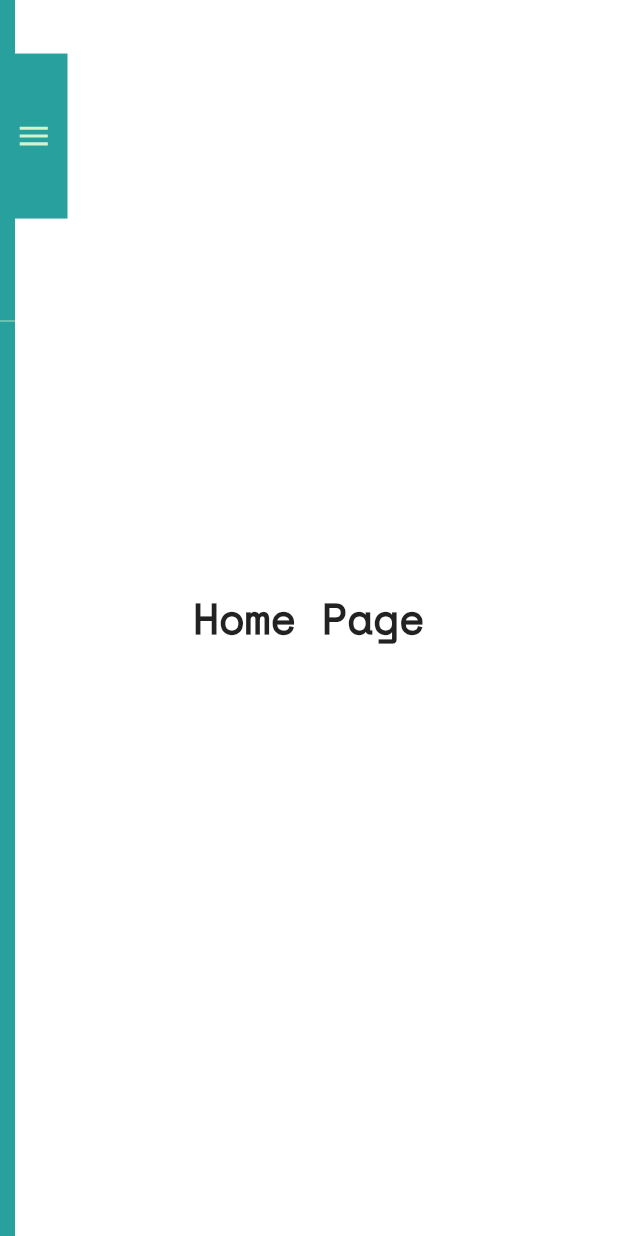
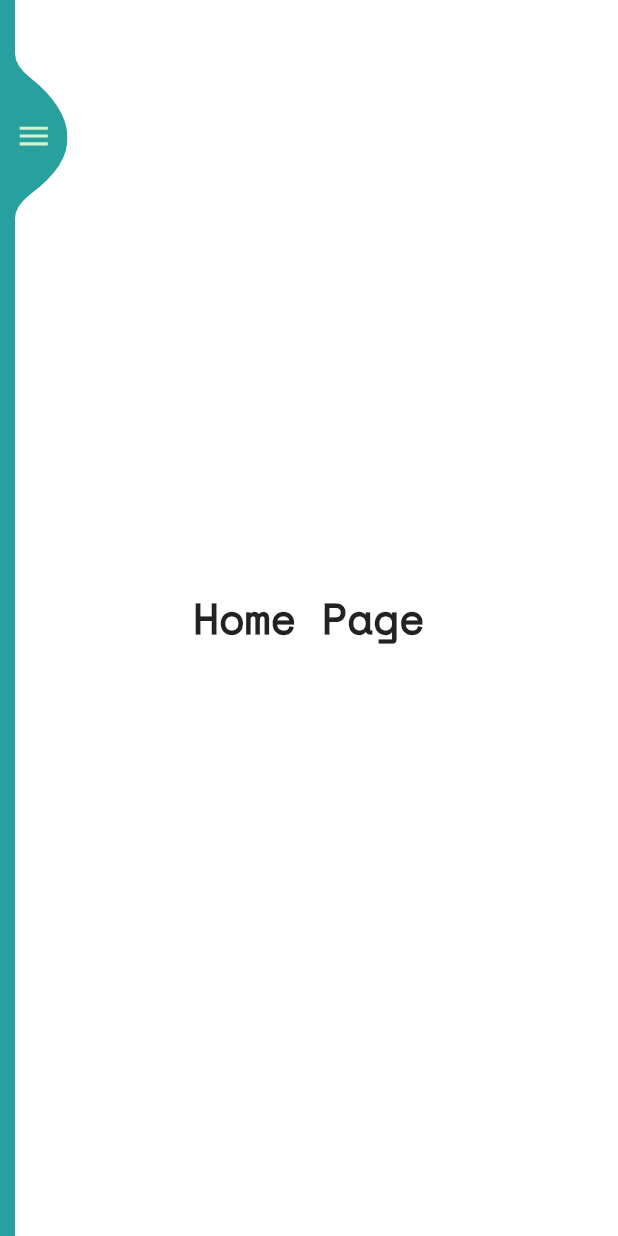
Before and after one commit to sirdeelord/native_app, a Flutter app: the screen it shows after launch, on a phone screen of 412 x 824 dp. Run offline on Flutter 3.47's test engine with Material 2 defaults, Android fonts, the phone set to English and light mode, and no system bars; our stand-ins replace bloc, flutter_bloc, rxdart.

Commit message:
ui and routing update

```diff
--- a/lib/pages/home_page.dart
+++ b/lib/pages/home_page.dart
@@ -1,6 +1,7 @@
 import 'package:flutter/material.dart';
+import '../bloc.navigation_bloc/navigation_bloc.dart';
 
-class HomePage extends StatelessWidget {
+class HomePage extends StatelessWidget with NavigationStates {
     @override
     Widget build(BuildContext context) {
         return Center(
--- a/lib/sidenav/sidenav.dart
+++ b/lib/sidenav/sidenav.dart
@@ -1,5 +1,8 @@
 import 'dart:async';
 import 'package:flutter/material.dart';
+import 'package:flutter_bloc/flutter_bloc.dart';
+import '../bloc.navigation_bloc/navigation_bloc.dart';
+import '../sidenav/sidenav_item.dart';
 import 'package:rxdart/rxdart.dart';
 
 class SideNav extends StatefulWidget {
@@ -66,7 +69,8 @@ class _SideNavState extends State<SideNav>
                         children: <Widget>[
                             Expanded(
                                 child: Container(
-                                    color: Color(0xFF27A09E),
+                                    padding: const EdgeInsets.symmetric(horizontal: 20),
+                                    color: const Color(0xFF27A09E),
                                     child: Column(
                                         children: <Widget>[
                                             SizedBox(height: 100),
@@ -83,7 +87,7 @@ class _SideNavState extends State<SideNav>
                                                     style: TextStyle(
                                                         fontFamily: 'Spacemono',
                                                         color: Color(0xFFD3F5CE),
-                                                        fontSize: 20.0,
+                                                        fontSize: 16.0,
                                                         fontWeight: FontWeight.w100
                                                     ),
                                                 ),
@@ -103,13 +107,66 @@ class _SideNavState extends State<SideNav>
                                                     ),
                                                      radius: 30,
                                                 ),
-
                                             ),
                                             Divider(
-                                                height: 64.0,
+                                                height: 40.0,
                                                 thickness: 0.5,
                                                 color: Color(0xFFD3F5CE),
-                                            )
+                                                indent: 20.0,
+                                                endIndent: 20.0,
+                                            ),
+                                            // Row(children: <Widget>[
+                                            //     Text('Descriptions',
+                                            //         style: TextStyle(
+                                            //             fontFamily: 'Spacemono',
+                                            //             color: Color(0xFFD3F5CE),
+                                            //         )
+                                            //     ),
+                                            // ]),
+                                            SideNavItems(
+                                                icon: Icons.home,
+                                                title: "Home",
+                                                onTap: () {
+                                                    onIconPressed();
+                                                    BlocProvider.of<NavigationBloc>(context)
+                                                        .add(NavigationEvents.HomePageClickedEvent);
+                                                },
+                                            ),
+                                            SideNavItems(
+                                                icon: Icons.person,
+                                                title: "Account",
+                                                onTap: () {
+                                                    onIconPressed();
+                                                    BlocProvider.of<NavigationBloc>(context)
+                                                        .add(NavigationEvents.AccountClickedEvent);
+                                                },
+                                            ),
+                                            SideNavItems(
+                                                icon: Icons.notifications,
+                                                title: "Notifications",
+                                                onTap: () {
+                                                    onIconPressed();
+                                                    BlocProvider.of<NavigationBloc>(context)
+                                                        .add(NavigationEvents.NotificationClickedEvent);
+                                                },
+                                            ),
+
+                                            Divider(
+                                                height: 40.0,
+                                                thickness: 0.5,
+                                                color: Color(0xFFD3F5CE),
+                                                indent: 20.0,
+                                                endIndent: 20.0,
+                                            ),
+                                            SideNavItems(
+                                                icon: Icons.settings,
+                                                title: "Settings",
+                                                onTap: () {
+                                                    onIconPressed();
+                                                    BlocProvider.of<NavigationBloc>(context)
+                                                        .add(NavigationEvents.SettingsClickedEvent);
+                                                },
+                                            ),
                                         ]
                                     ),
                                 ),
@@ -120,6 +177,8 @@ class _SideNavState extends State<SideNav>
                                     onTap: () {
                                         onIconPressed();
                                     },
+                                    child: ClipPath(
+                                        clipper: CustomClipperMenu(),
                                         child: Container(
                                             width: 35.0,
                                             height: 110.0,
@@ -131,6 +190,7 @@ class _SideNavState extends State<SideNav>
                                                 color: Color(0xFFD3F5CE),
                                                 size: 25.0,
                                             ),
+                                        ),
                                     )
                                 ),
                             )
@@ -141,3 +201,29 @@ class _SideNavState extends State<SideNav>
         );
     }
 }
+
+class CustomClipperMenu extends CustomClipper<Path> {
+    @override
+    Path getClip(Size size) {
+        Paint paint = Paint();
+        paint.color = Colors.white;
+
+        final width = size.width;
+        final height = size.height;
+
+        Path path = Path();
+        path.moveTo(0, 0);
+        path.quadraticBezierTo(0, 8, 10, 16);
+        path.quadraticBezierTo(width - 1, height / 2 - 20, width, height / 2);
+        path.quadraticBezierTo(width + 1, height / 2 + 20, 10, height - 16);
+        path.quadraticBezierTo(0, height - 8, 0, height);
+        path.close();
+
+        return path;
+    }
+
+    @override
+    bool shouldReclip(CustomClipper<Path> oldClipper) {
+        return true;
+    }
+}
--- a/lib/sidenav/sidenav_item.dart
+++ b/lib/sidenav/sidenav_item.dart
@@ -29,7 +29,7 @@ class SideNavItems extends StatelessWidget {
                                 fontWeight: FontWeight.w300,
                                 fontSize: 24,
                                 color: Colors.white
-                            )
+                            ),
                         )
                     ],
                 ),
--- a/lib/sidenav/sidenav_layout.dart
+++ b/lib/sidenav/sidenav_layout.dart
@@ -1,5 +1,6 @@
 import 'package:flutter/material.dart';
-import '../pages/home_page.dart';
+import 'package:flutter_bloc/flutter_bloc.dart';
+import '../bloc.navigation_bloc/navigation_bloc.dart';
 
 import './sidenav.dart';
 
@@ -7,11 +8,18 @@ class SideNavLayout extends StatelessWidget {
     @override
     Widget build(BuildContext context) {
         return Scaffold(
-            body: Stack(
-                children: <Widget>[
-                    HomePage(),
-                    SideNav()
-                ],
+            body: BlocProvider<NavigationBloc>(
+                create: (context) => NavigationBloc(),
+                child: Stack(
+                    children: <Widget>[
+                        BlocBuilder<NavigationBloc, NavigationStates> (
+                            builder: (context, navigationState) {
+                                return navigationState as Widget;
+                            }
+                        ),
+                        SideNav(),
+                    ],
+                ),
             ),
         );
     }
```
Also changed, not shown: lib/pages/account_page.dart (+9 -5 lines). Lines whose indentation alone changed are shown as unchanged.
